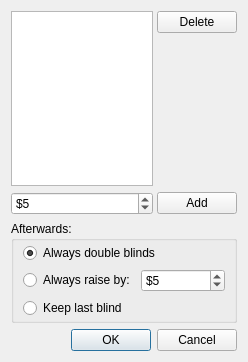
pokerth/pokerth, file src/gui/qt/gui_800x480/manualblindsorderdialog_800x480.ui: the form before one commit.
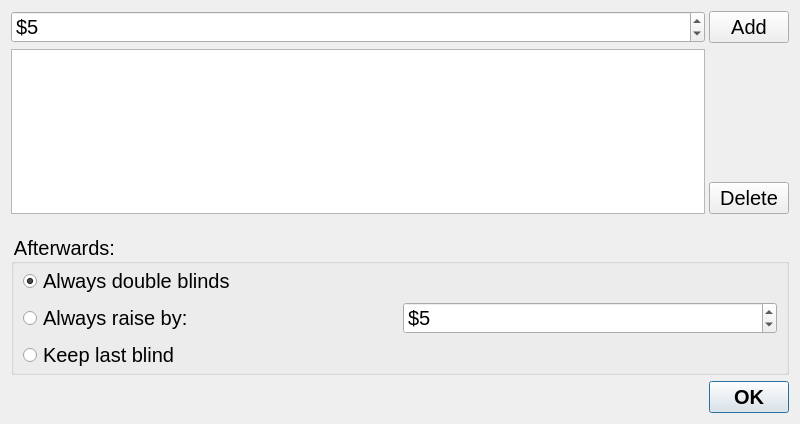
The form after the commit.

The edit to the form file:
```diff
--- a/src/gui/qt/gui_800x480/manualblindsorderdialog_800x480.ui
+++ b/src/gui/qt/gui_800x480/manualblindsorderdialog_800x480.ui
@@ -6,68 +6,43 @@
    <rect>
     <x>0</x>
     <y>0</y>
-    <width>248</width>
-    <height>362</height>
+    <width>800</width>
+    <height>424</height>
    </rect>
   </property>
+  <property name="minimumSize">
+   <size>
+    <width>800</width>
+    <height>424</height>
+   </size>
+  </property>
+  <property name="maximumSize">
+   <size>
+    <width>800</width>
+    <height>424</height>
+   </size>
+  </property>
   <property name="windowTitle">
    <string>Manual Blinds Order</string>
   </property>
+  <property name="styleSheet">
+   <string notr="true">QObject {font: 20px}</string>
+  </property>
   <layout class="QGridLayout">
-   <item row="0" column="0">
-    <layout class="QGridLayout">
-     <property name="horizontalSpacing">
-      <number>4</number>
-     </property>
-     <item row="0" column="0" rowspan="2">
-      <widget class="QListWidget" name="listWidget_blinds"/>
-     </item>
-     <item row="0" column="1">
-      <widget class="QPushButton" name="pushButton_delete">
-       <property name="text">
-        <string>Delete</string>
-       </property>
-      </widget>
-     </item>
-     <item row="1" column="1">
-      <spacer>
-       <property name="orientation">
-        <enum>Qt::Vertical</enum>
-       </property>
-       <property name="sizeHint" stdset="0">
-        <size>
-         <width>20</width>
-         <height>121</height>
-        </size>
-       </property>
-      </spacer>
-     </item>
-     <item row="2" column="0">
-      <widget class="QSpinBox" name="spinBox_input">
-       <property name="prefix">
-        <string>$</string>
-       </property>
-       <property name="minimum">
-        <number>1</number>
-       </property>
-       <property name="maximum">
-        <number>20000</number>
-       </property>
-       <property name="value">
-        <number>5</number>
-       </property>
-      </widget>
-     </item>
-     <item row="2" column="1">
-      <widget class="QPushButton" name="pushButton_add">
-       <property name="text">
-        <string>Add</string>
-       </property>
-      </widget>
-     </item>
-    </layout>
-   </item>
    <item row="1" column="0">
+    <spacer name="verticalSpacer">
+     <property name="orientation">
+      <enum>Qt::Vertical</enum>
+     </property>
+     <property name="sizeHint" stdset="0">
+      <size>
+       <width>20</width>
+       <height>40</height>
+      </size>
+     </property>
+    </spacer>
+   </item>
+   <item row="2" column="0">
     <widget class="QGroupBox" name="groupBox">
      <property name="title">
       <string>Afterwards:</string>
@@ -126,16 +101,72 @@
      </layout>
     </widget>
    </item>
-   <item row="2" column="0">
+   <item row="3" column="0">
     <widget class="QDialogButtonBox" name="buttonBox">
+     <property name="styleSheet">
+      <string notr="true">QObject {font: bold 20px}</string>
+     </property>
      <property name="orientation">
       <enum>Qt::Horizontal</enum>
      </property>
      <property name="standardButtons">
-      <set>QDialogButtonBox::Cancel|QDialogButtonBox::Ok</set>
+      <set>QDialogButtonBox::Ok</set>
      </property>
     </widget>
    </item>
+   <item row="0" column="0">
+    <layout class="QGridLayout">
+     <property name="horizontalSpacing">
+      <number>4</number>
+     </property>
+     <item row="2" column="0" rowspan="2">
+      <widget class="QListWidget" name="listWidget_blinds"/>
+     </item>
+     <item row="3" column="1">
+      <widget class="QPushButton" name="pushButton_delete">
+       <property name="text">
+        <string>Delete</string>
+       </property>
+      </widget>
+     </item>
+     <item row="2" column="1">
+      <spacer>
+       <property name="orientation">
+        <enum>Qt::Vertical</enum>
+       </property>
+       <property name="sizeHint" stdset="0">
+        <size>
+         <width>20</width>
+         <height>121</height>
+        </size>
+       </property>
+      </spacer>
+     </item>
+     <item row="0" column="0">
+      <widget class="QSpinBox" name="spinBox_input">
+       <property name="prefix">
+        <string>$</string>
+       </property>
+       <property name="minimum">
+        <number>1</number>
+       </property>
+       <property name="maximum">
+        <number>20000</number>
+       </property>
+       <property name="value">
+        <number>5</number>
+       </property>
+      </widget>
+     </item>
+     <item row="0" column="1">
+      <widget class="QPushButton" name="pushButton_add">
+       <property name="text">
+        <string>Add</string>
+       </property>
+      </widget>
+     </item>
+    </layout>
+   </item>
   </layout>
  </widget>
  <tabstops>
```
Left out of the diff: 3 changed lines with no effect on the pictures.
